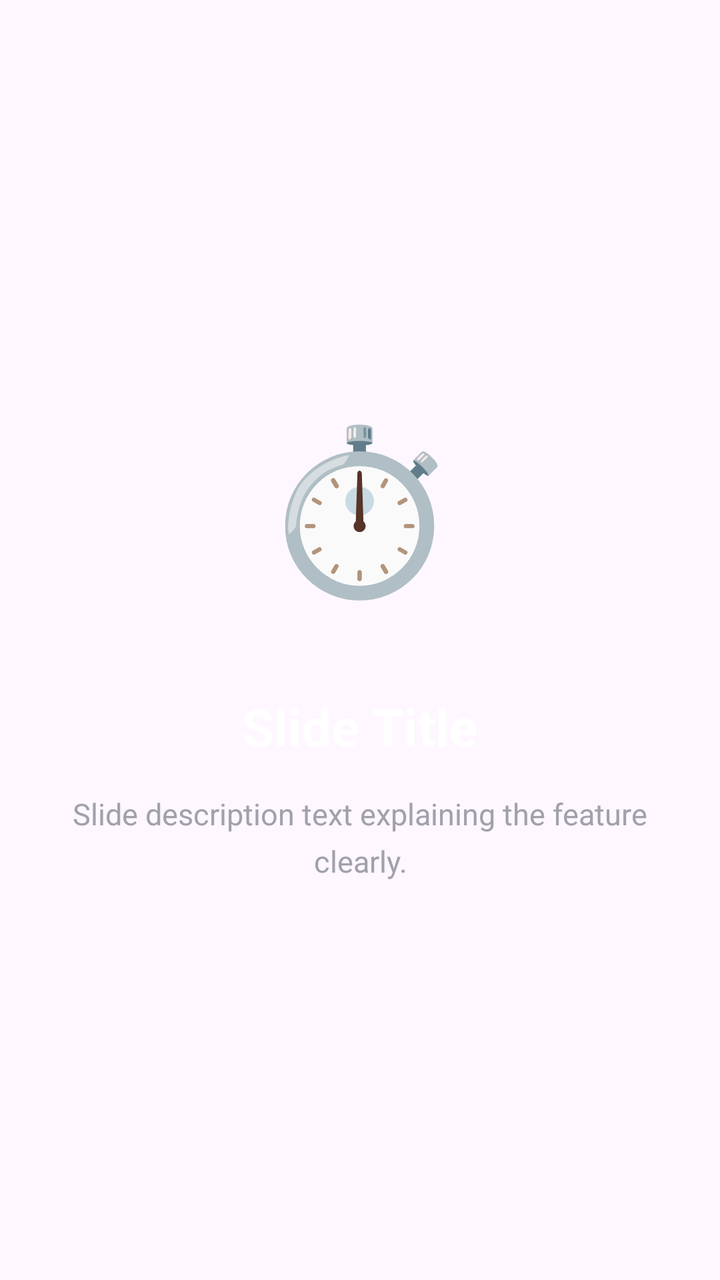
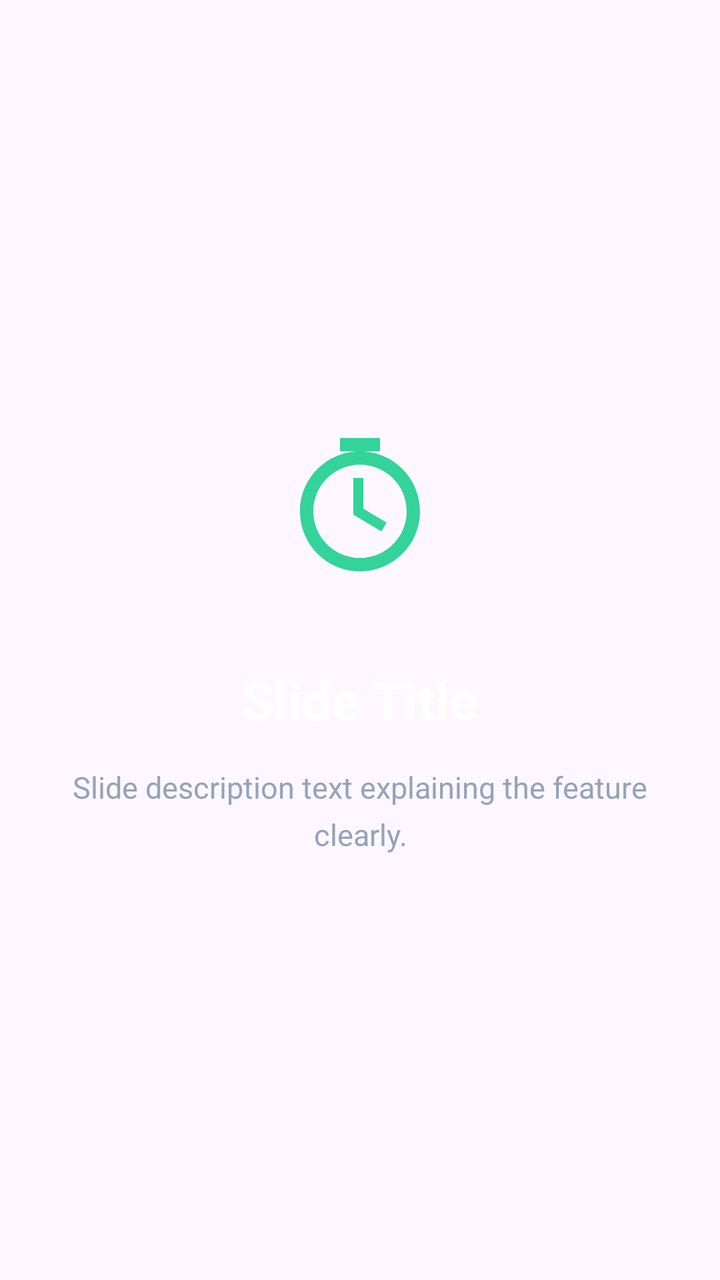

Before-and-after screenshots of an Android layout around one commit, followed by the original layout XML and the change that was made.
<!-- AndroidManifest.xml: application theme Theme.FocusLock -->
<!-- res/layout/item_onboarding_slide.xml -->
<?xml version="1.0" encoding="utf-8"?>
<LinearLayout
    xmlns:android="http://schemas.android.com/apk/res/android"
    android:layout_width="match_parent"
    android:layout_height="match_parent"
    android:orientation="vertical"
    android:gravity="center"
    android:padding="32dp">

    <TextView
        android:id="@+id/txt_emoji"
        android:layout_width="wrap_content"
        android:layout_height="wrap_content"
        android:text="⏱️"
        android:textSize="80sp"
        android:layout_marginBottom="40dp" />

    <TextView
        android:id="@+id/txt_title"
        android:layout_width="wrap_content"
        android:layout_height="wrap_content"
        android:text="Slide Title"
        android:textSize="26sp"
        android:textStyle="bold"
        android:textColor="#ffffff"
        android:gravity="center"
        android:layout_marginBottom="16dp" />

    <TextView
        android:id="@+id/txt_description"
        android:layout_width="match_parent"
        android:layout_height="wrap_content"
        android:text="Slide description text explaining the feature clearly."
        android:textSize="15sp"
        android:textColor="#a1a1aa"
        android:gravity="center"
        android:lineSpacingMultiplier="1.3" />

</LinearLayout>
<!-- resources referenced by this layout -->
<resources>
  <style name="Theme.FocusLock" parent="Base.Theme.FocusLock" />
  <style name="Base.Theme.FocusLock" parent="Theme.Material3.DayNight.NoActionBar">
          
          
      </style>
</resources>

<!-- the commit's change to res/layout/item_onboarding_slide.xml (unified diff, before → after) -->
@@ -7,12 +7,11 @@
     android:gravity="center"
     android:padding="32dp">
 
-    <TextView
-        android:id="@+id/txt_emoji"
-        android:layout_width="wrap_content"
-        android:layout_height="wrap_content"
-        android:text="⏱️"
-        android:textSize="80sp"
+    <ImageView
+        android:id="@+id/img_slide_icon"
+        android:layout_width="80dp"
+        android:layout_height="80dp"
+        android:src="@drawable/ic_timer"
         android:layout_marginBottom="40dp" />
 
     <TextView
@@ -32,7 +31,7 @@
         android:layout_height="wrap_content"
         android:text="Slide description text explaining the feature clearly."
         android:textSize="15sp"
-        android:textColor="#a1a1aa"
+        android:textColor="#94A3B8"
         android:gravity="center"
         android:lineSpacingMultiplier="1.3" />
 
<!-- resource entries referenced after the edit -->
@@ -1,5 +1,24 @@
 <!-- resources referenced by this layout -->
 <resources>
+  <!-- drawable ic_timer (drawable) -->
+  <vector xmlns:android="http://schemas.android.com/apk/res/android"
+      android:width="24dp"
+      android:height="24dp"
+      android:viewportWidth="24"
+      android:viewportHeight="24">
+      
+      <path
+          android:pathData="M9,2H15V4H9V2Z"
+          android:fillColor="#34D399"/>
+      
+      <path
+          android:pathData="M12,4C7.03,4 3,8.03 3,13C3,17.97 7.03,22 12,22C16.97,22 21,17.97 21,13C21,8.03 16.97,4 12,4ZM12,20C8.13,20 5,16.87 5,13C5,9.13 8.13,6 12,6C15.87,6 19,9.13 19,13C19,16.87 15.87,20 12,20Z"
+          android:fillColor="#34D399"/>
+      
+      <path
+          android:pathData="M12.5,8H11V13.5L15.2,16L16,14.7L12.5,12.6V8Z"
+          android:fillColor="#34D399"/>
+  </vector>
   <style name="Theme.FocusLock" parent="Base.Theme.FocusLock" />
   <style name="Base.Theme.FocusLock" parent="Theme.Material3.DayNight.NoActionBar">
           
